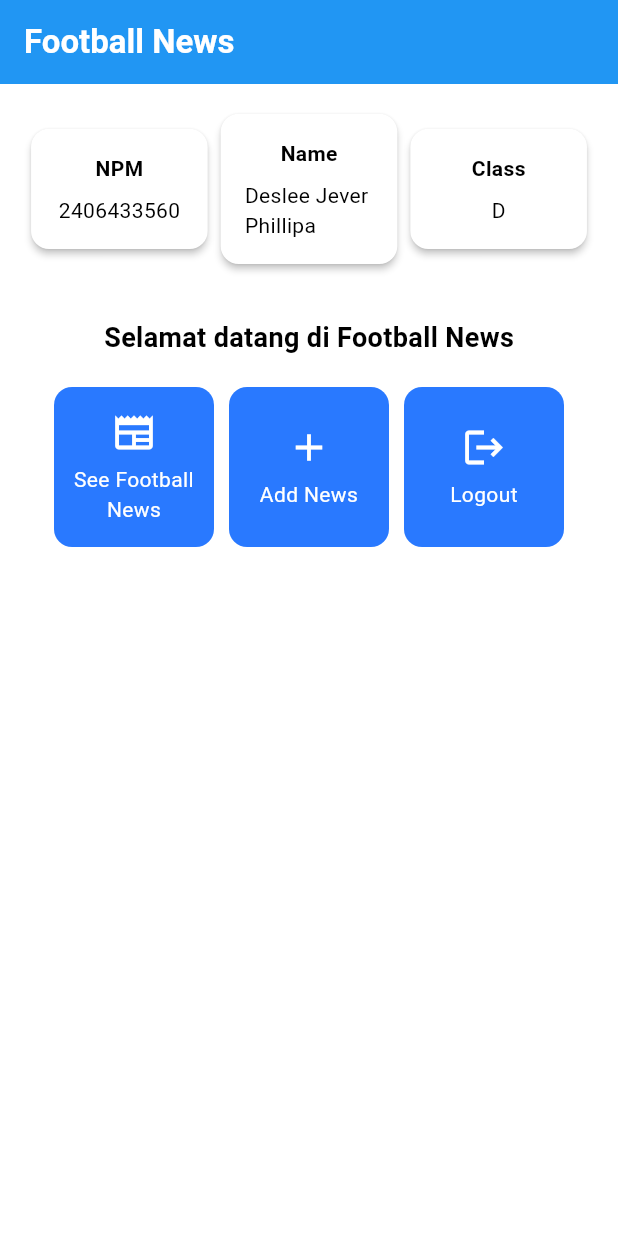
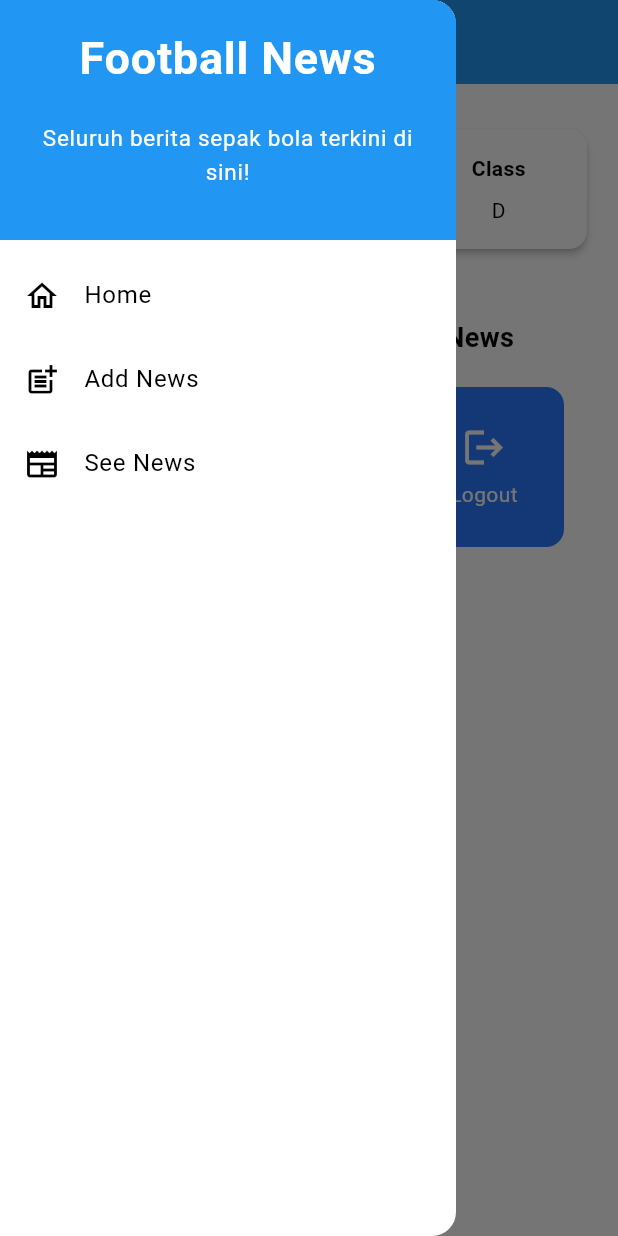
Before and after one commit to lleopie306/football-news-mobile, a Flutter app: the screen it shows after launch, with the side drawer open (before the commit the screen has no drawer), on a phone screen of 412 x 824 dp. Run offline on Flutter 3.47's test engine with Material 3 defaults, Android fonts, the phone set to English and light mode, and no system bars.

Commit message:
tutorial 7 selesai

```diff
--- a/lib/main.dart
+++ b/lib/main.dart
@@ -1,5 +1,6 @@
 import 'package:flutter/material.dart';
-import 'package:football_news/menu.dart';
+import 'package:football_news/screens/menu.dart';
+import 'package:football_news/widgets/left_drawer.dart';
 
 void main() {
   runApp(const MyApp());
--- a/lib/menu.dart
+++ b/lib/screens/menu.dart
@@ -1,7 +1,11 @@
 import 'package:flutter/material.dart';
+import 'package:football_news/screens/newslist_form.dart';
+import 'package:football_news/widgets/left_drawer.dart';
+
 
 class MyHomePage extends StatelessWidget {
   MyHomePage({super.key});
+
 
   final String nama = "Deslee Jever Phillipa"; //nama
   final String npm = "2406433560"; //npm
@@ -15,6 +19,7 @@ class MyHomePage extends StatelessWidget {
 
   @override
   Widget build(BuildContext context) {
+    // Scaffold menyediakan struktur dasar halaman dengan AppBar dan body.
     return Scaffold(
       // AppBar adalah bagian atas halaman yang menampilkan judul.
       appBar: AppBar(
@@ -29,6 +34,7 @@ class MyHomePage extends StatelessWidget {
         // Warna latar belakang AppBar diambil dari skema warna tema aplikasi.
         backgroundColor: Theme.of(context).colorScheme.primary,
       ),
+      drawer: LeftDrawer(),
       // Body halaman dengan padding di sekelilingnya.
       body: Padding(
         padding: const EdgeInsets.all(16.0),
@@ -45,7 +51,6 @@ class MyHomePage extends StatelessWidget {
                 InfoCard(title: 'Class', content: kelas),
               ],
             ),
-
 
             // Memberikan jarak vertikal 16 unit.
             const SizedBox(height: 16.0),
@@ -157,6 +162,10 @@ class ItemCard extends StatelessWidget {
             ..showSnackBar(
                 SnackBar(content: Text("Kamu telah menekan tombol ${item.name}!"))
             );
+          if (item.name == "Tambah Berita") {
+            Navigator.push(context,
+                MaterialPageRoute(builder: (context) => const NewsFormPage()));
+          }
         },
         // Container untuk menyimpan Icon dan Text
         child: Container(
--- /dev/null
+++ b/lib/screens/my_home_page.dart
@@ -0,0 +1 @@
+// TODO Implement this library.
--- /dev/null
+++ b/lib/screens/news_form_pages.dart
@@ -0,0 +1 @@
+// TODO Implement this library.
--- /dev/null
+++ b/lib/widgets/left_drawer.dart
@@ -0,0 +1,80 @@
+import 'package:flutter/material.dart';
+import 'package:football_news/screens/menu.dart';
+import 'package:football_news/screens/newslist_form.dart';
+
+class LeftDrawer extends StatelessWidget {
+  const LeftDrawer({super.key});
+
+  @override
+  Widget build(BuildContext context) {
+    return Drawer(
+      child: ListView(
+        children: [
+          const DrawerHeader(
+            decoration: BoxDecoration(
+              color: Colors.blue,
+            ),
+            child: Column(
+              children: [
+                Text(
+                  'Football News',
+                  textAlign: TextAlign.center,
+                  style: TextStyle(
+                    fontSize: 30,
+                    fontWeight: FontWeight.bold,
+                    color: Colors.white,
+                  ),
+                ),
+                Padding(padding: EdgeInsets.all(10)),
+                Text(
+                  "Seluruh berita sepak bola terkini di sini!",
+                  textAlign: TextAlign.center,
+                  style: TextStyle(
+                    fontSize: 15,
+                    color: Colors.white,
+                    fontWeight: FontWeight.normal,
+                  ),
+                ),
+              ],
+            ),
+          ),
+          // --- Bagian Routing ---
+          ListTile(
+            leading: const Icon(Icons.home_outlined),
+            title: const Text('Home'),
+            // Navigasi ke halaman utama (MyHomePage)
+            onTap: () {
+              Navigator.pushReplacement(
+                context,
+                MaterialPageRoute(
+                  builder: (context) => MyHomePage(),
+                ),
+              );
+            },
+          ),
+          ListTile(
+            leading: const Icon(Icons.post_add),
+            title: const Text('Add News'),
+            // Navigasi ke halaman form
+            onTap: () {
+              Navigator.push(
+                context,
+                MaterialPageRoute(
+                  builder: (context) => const NewsFormPage(),
+                ),
+              );
+            },
+          ),
+          // ListTile untuk "See News"
+          ListTile(
+            leading: const Icon(Icons.newspaper),
+            title: const Text('See News'),
+            onTap: () {
+              Navigator.pop(context);
+            },
+          ),
+        ],
+      ),
+    );
+  }
+}
```
Also changed, not shown: lib/screens/newslist_form.dart (added, +213 -0 lines), lib/widgets/news_card.dart (added, +65 -0 lines).
